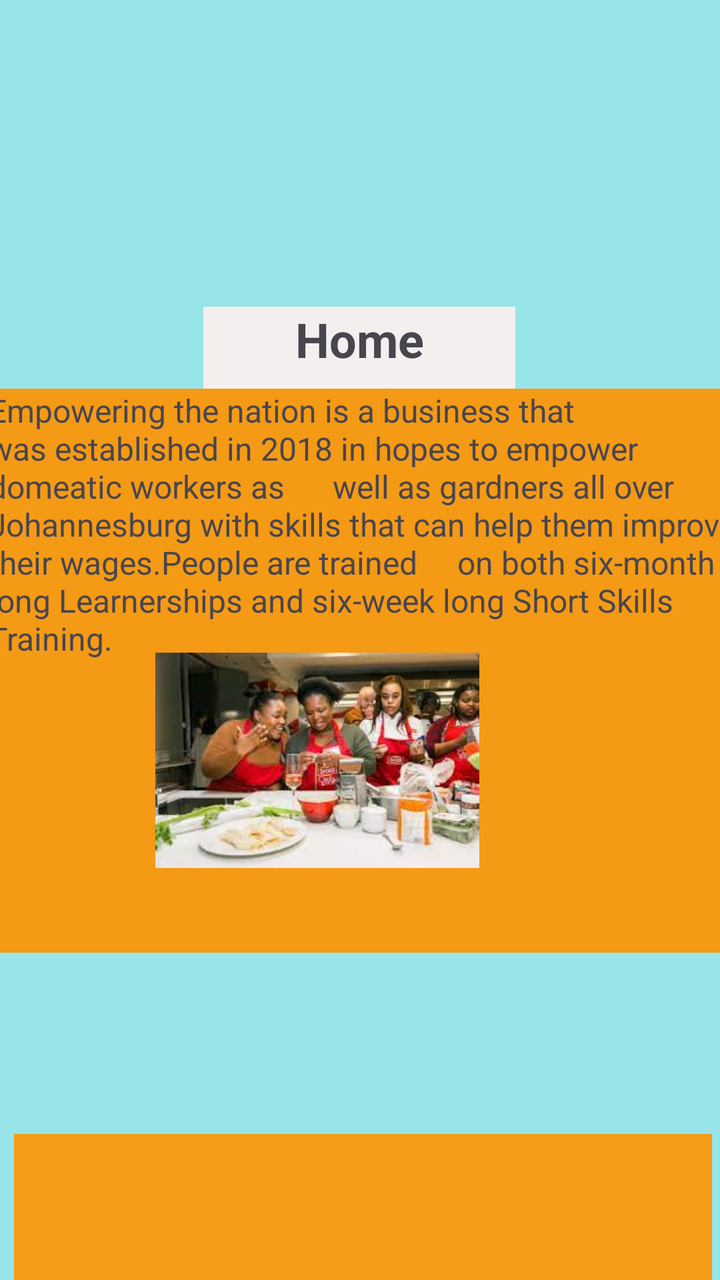
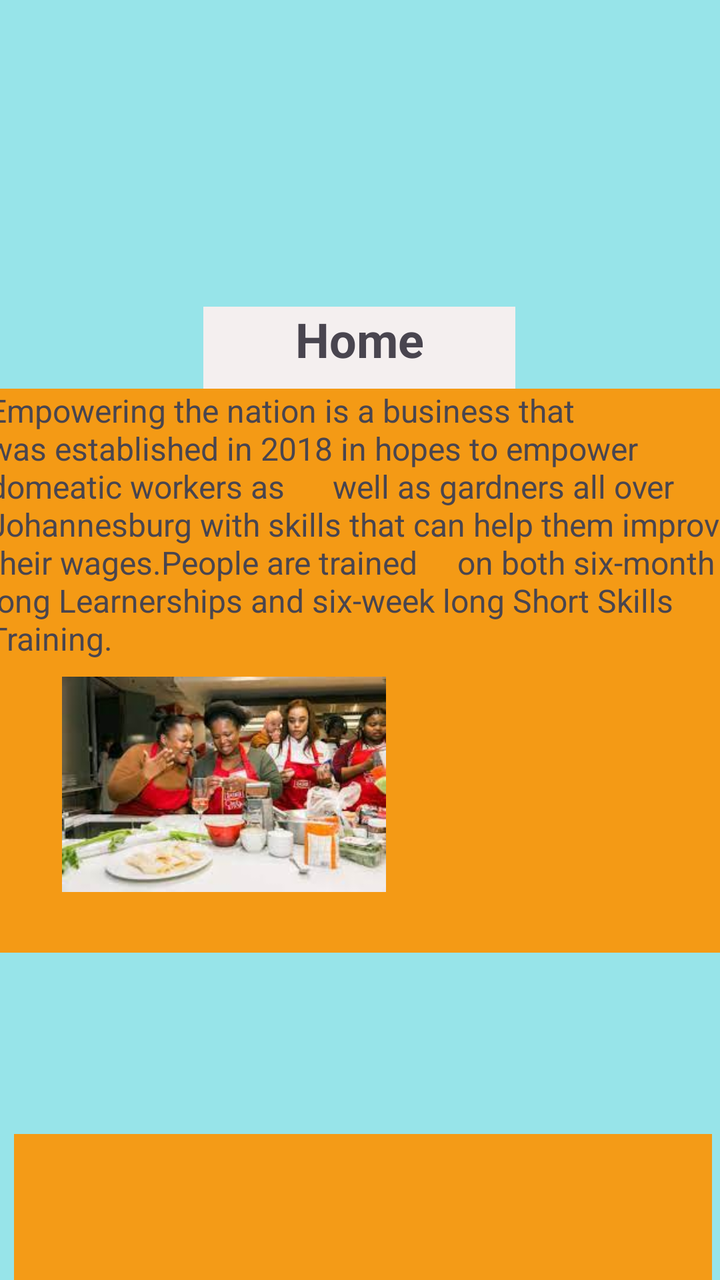

Two renders of the same Android screen: before a commit and after it. Below are the layout's source before the change and the commit's diff.
<!-- AndroidManifest.xml: application theme Theme.POEEmpoweringTheNationApp -->
<!-- res/layout/activity_home.xml -->
<?xml version="1.0" encoding="utf-8"?>
<androidx.constraintlayout.widget.ConstraintLayout xmlns:android="http://schemas.android.com/apk/res/android"
    xmlns:app="http://schemas.android.com/apk/res-auto"
    xmlns:tools="http://schemas.android.com/tools"
    android:layout_width="match_parent"
    android:layout_height="match_parent"
    android:background="#97E4E9"
    tools:context=".Home">

    <TextView
        android:id="@+id/textViewHeading"
        android:layout_width="156dp"
        android:layout_height="59dp"
        android:background="#F4EFEF"
        android:text="Home"
        android:textAlignment="center"
        android:textSize="24sp"
        android:textStyle="bold"
        app:layout_constraintBottom_toBottomOf="parent"
        app:layout_constraintEnd_toEndOf="parent"
        app:layout_constraintHorizontal_bias="0.498"
        app:layout_constraintStart_toStartOf="parent"
        app:layout_constraintTop_toTopOf="parent"
        app:layout_constraintVertical_bias="0.264" />

    <TextView
        android:id="@+id/textViewAbout"
        android:layout_width="374dp"
        android:layout_height="282dp"
        android:background="#F49A15"
        android:text="Empowering the nation is a business that was established in 2018 in hopes to empower domeatic workers as      well as gardners all over Johannesburg with skills that can help them improve their wages.People are trained     on both six-month long Learnerships and six-week long Short Skills Training. "
        android:textAlignment="textStart"
        android:textSize="16sp"
        app:layout_constraintBottom_toBottomOf="parent"
        app:layout_constraintEnd_toEndOf="parent"
        app:layout_constraintHorizontal_bias="0.432"
        app:layout_constraintStart_toStartOf="parent"
        app:layout_constraintTop_toTopOf="parent"
        app:layout_constraintVertical_bias="0.543" />

    <com.google.android.material.bottomnavigation.BottomNavigationView
        android:id="@+id/navigationBar"
        android:layout_width="349dp"
        android:layout_height="73dp"
        android:background="#F49B17"
        app:layout_constraintBottom_toBottomOf="parent"
        app:layout_constraintEnd_toEndOf="parent"
        app:layout_constraintHorizontal_bias="0.628"
        app:layout_constraintStart_toStartOf="parent"
        app:layout_constraintTop_toTopOf="parent"
        app:layout_constraintVertical_bias="1.0" />

    <ImageView
        android:id="@+id/imageView2"
        android:layout_width="162dp"
        android:layout_height="117dp"
        app:layout_constraintBottom_toBottomOf="parent"
        app:layout_constraintEnd_toEndOf="parent"
        app:layout_constraintHorizontal_bias="0.393"
        app:layout_constraintStart_toStartOf="parent"
        app:layout_constraintTop_toTopOf="parent"
        app:layout_constraintVertical_bias="0.615"
        app:srcCompat="@drawable/cookingclass" />

</androidx.constraintlayout.widget.ConstraintLayout>
<!-- resources referenced by this layout -->
<resources>
  <!-- drawable cookingclass: jpg bitmap (drawable, 10625 bytes) -->
  <style name="Theme.POEEmpoweringTheNationApp" parent="Base.Theme.POEEmpoweringTheNationApp" />
  <style name="Base.Theme.POEEmpoweringTheNationApp" parent="Theme.Material3.DayNight.NoActionBar">
          
          
      </style>
</resources>

<!-- the commit's change to res/layout/activity_home.xml (unified diff, before → after) -->
@@ -56,10 +56,10 @@
         android:layout_height="117dp"
         app:layout_constraintBottom_toBottomOf="parent"
         app:layout_constraintEnd_toEndOf="parent"
-        app:layout_constraintHorizontal_bias="0.393"
+        app:layout_constraintHorizontal_bias="0.156"
         app:layout_constraintStart_toStartOf="parent"
         app:layout_constraintTop_toTopOf="parent"
-        app:layout_constraintVertical_bias="0.615"
+        app:layout_constraintVertical_bias="0.638"
         app:srcCompat="@drawable/cookingclass" />
 
 </androidx.constraintlayout.widget.ConstraintLayout>
